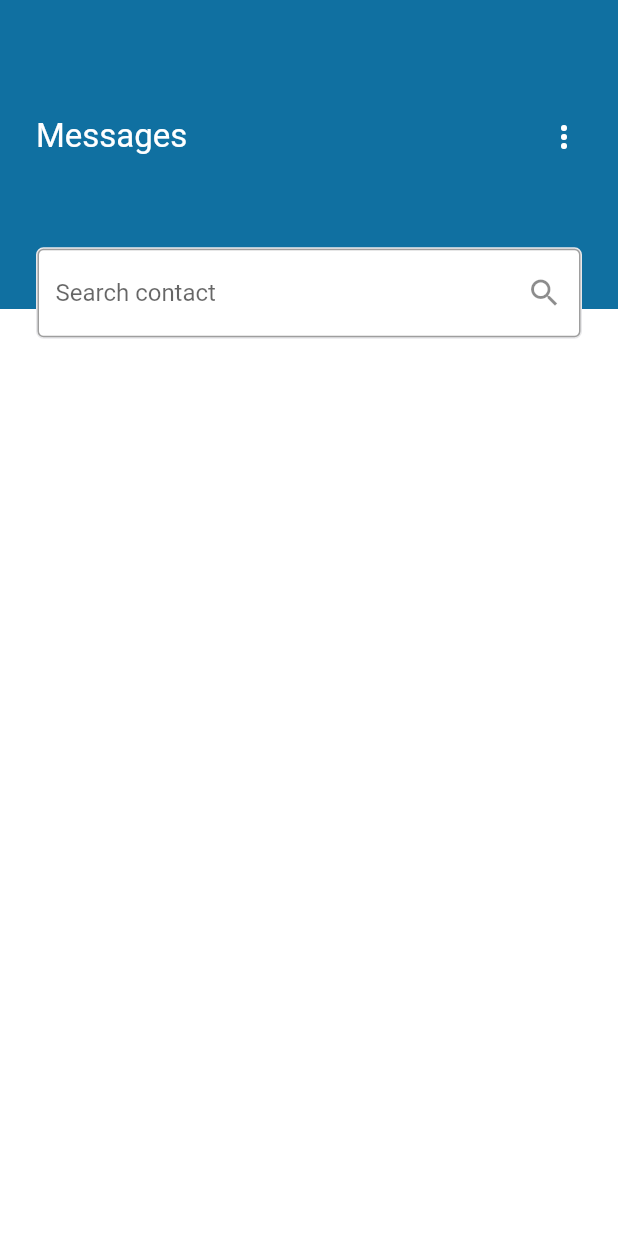
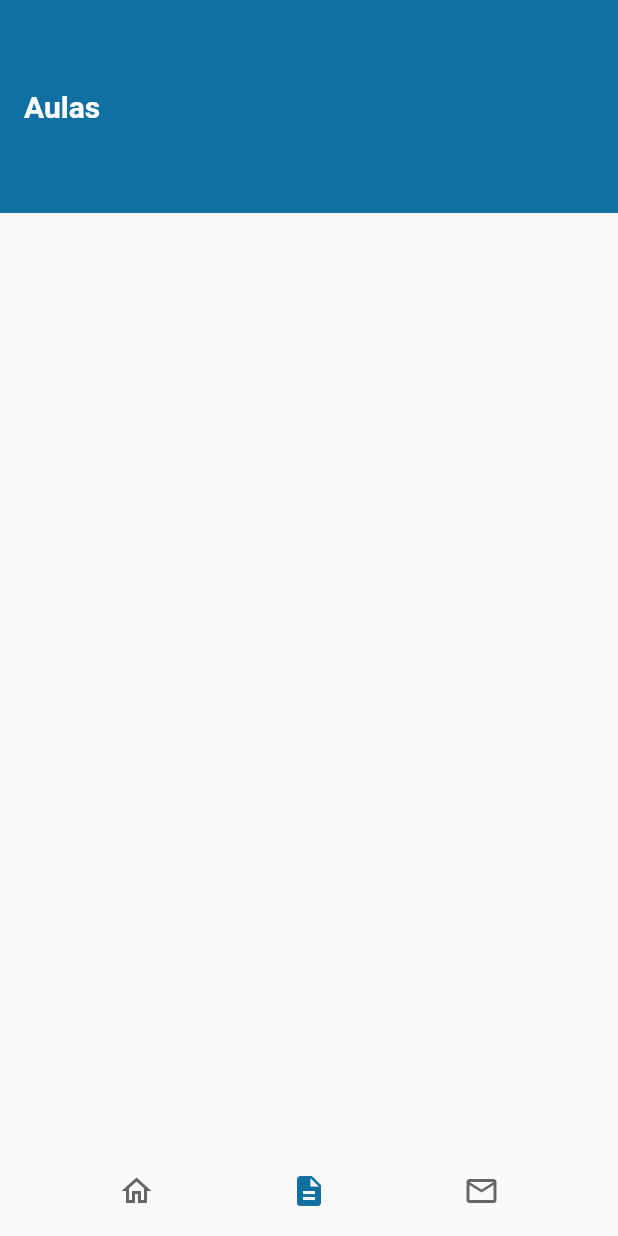
Before and after one commit to DanielCabral/mobile-flutter, a Flutter app: the MessagesPage screen opened by its route, on a phone screen of 412 x 824 dp. Run offline on Flutter 3.47's test engine with Material 2 defaults, Android fonts, the phone set to English and light mode, and no system bars; our stand-ins replace firebase_core, google_fonts, google_sign_in, shared_preferences; accounts and stored records are empty.

Commit message:
adjustment in page messages

```diff
--- /dev/null
+++ b/lib/modules/messages/messages_controller.dart
@@ -0,0 +1,7 @@
+class MessagesController {
+  var currentPage = 0;
+
+  void setPage(int index){
+    currentPage = index;
+  }
+}
--- a/lib/modules/messages/messages_page.dart
+++ b/lib/modules/messages/messages_page.dart
@@ -1,65 +1,73 @@
 import 'package:flutter/material.dart';
+import 'package:learnenglish/modules/messages/messages_controller.dart';
 import 'package:learnenglish/shared/themes/app_colors.dart';
 
-class MessagesPage extends StatelessWidget {
+class MessagesPage extends StatefulWidget {
   const MessagesPage({Key? key}) : super(key: key);
 
+  @override
+  _MessagesPageState createState() => _MessagesPageState();
+}
+
+class _MessagesPageState extends State<MessagesPage> {
+  final controller = MessagesController();
+
+  final pages = [
+    Container(
+      child: Padding(
+        padding: const EdgeInsets.all(16.0),
+        child: Column(
+          mainAxisAlignment: MainAxisAlignment.start,
+          children: [
+
+          ],
+        ),
+      ),
+    )];
   @override
   Widget build(BuildContext context) {
     final size = MediaQuery.of(context).size;
 
     return Scaffold(
-        backgroundColor: AppColors.background,
-        body: (Container(
-            width: size.width,
-            height: size.height,
-            child: Stack(children: [
-              Container(
-                width: size.width,
-                height: size.height * 0.25,
-                color: AppColors.primary,
-              ),
-              Positioned(
-                  top: 54,
-                  left: 0,
-                  right: 0,
-                  child: Padding(
-                    padding: const EdgeInsets.only(left: 24, right:24, top: 24),
-                    child: Container(
-                      child: Row(
-                         mainAxisAlignment: MainAxisAlignment.spaceBetween,
-                        children: [
-                          Text("Messages", style: TextStyle(fontSize: 22, color: AppColors.background),),
-                          Icon(Icons.more_vert, color: AppColors.background)
-                        ])
-                    ),
+        appBar: PreferredSize(
+          preferredSize: Size.fromHeight(152),
+          child: Container(
+              height: 142,
+              color: AppColors.primary,
+              child: Center(
+                  child: ListTile(
+                      title: Text(
+                "Aulas",
+                style: TextStyle(
+                    color: AppColors.background,
+                    fontSize: 20,
+                    fontWeight: FontWeight.bold),
+              )))),
+        ),
+        body: Container(),
+        bottomNavigationBar: Container(
+            height: 60,
+            child: Row(
+                mainAxisAlignment: MainAxisAlignment.spaceEvenly,
+                children: [
+                  IconButton(
+                    onPressed: () {
+                      Navigator.pushNamed(context, "/home");
+                    },
+                    icon: Icon(Icons.home_outlined, color: AppColors.textgrey),
+                  ),
+                  IconButton(
+                    onPressed: () {
+                      controller.setPage(0);
+                    },
+                    icon: Icon(Icons.description, color: AppColors.primary),
+                  ),
+                  IconButton(
+                    onPressed: () {
+                      Navigator.pushNamed(context, "/messages");
+                    },
+                    icon: Icon(Icons.mail_outline, color: AppColors.textgrey),
                   )
-              ),
-              Positioned(
-                top: size.height * 0.20,
-                left: 0,
-                right: 0,
-                child: Padding(
-                  padding: const EdgeInsets.only(left: 24, right: 24),
-                  child:Container(
-
-                    decoration: BoxDecoration(
-                      color: AppColors.background,
-                      borderRadius: BorderRadius.circular(5),
-                      border: Border.fromBorderSide(BorderSide(color: AppColors.grey)),
-                    ),
-                    child: TextField(
-                          //controller: nameController,
-                          decoration: InputDecoration(
-                            border: OutlineInputBorder(),
-                            hintText: 'Search contact',
-                            suffixIcon: Icon(Icons.search),
-                            fillColor: AppColors.error,
-                          ),
-                        ),
-                  ),
-                ),
-              ),
-            ]))));
+                ])));
   }
 }
```
